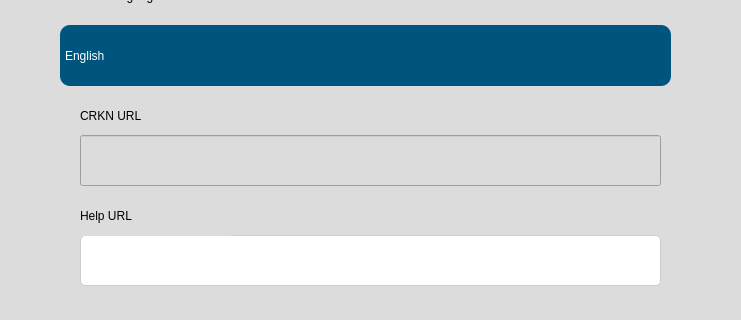
First picture: the form in src/user_interface/english_welcome_screen.ui, repository eppenney/eBook-Perpetual-Access-Rights-Tracker, before the edit; both pictures show x 230 to 971 and y 425 to 745 of the 1183 by 877 pixel window.
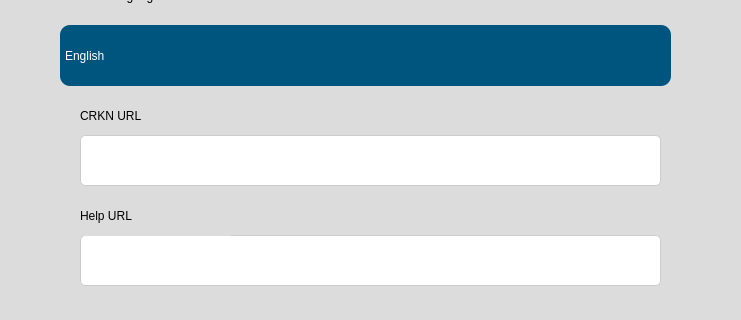
Second picture: the form after the edit. Icons and pictures are not drawn.

Commit message: - Ethan's pull request basically in up to date branch

Patch:
```diff
--- a/src/user_interface/english_welcome_screen.ui
+++ b/src/user_interface/english_welcome_screen.ui
@@ -369,7 +369,7 @@
             color: rgb(120, 120, 120); /* Darker text color for disabled state */
         }
 
-}</string>
+     </string>
     </property>
    </widget>
    <widget class="QCheckBox" name="allowCRKNData">
```
The commit also changes 2 other files.
